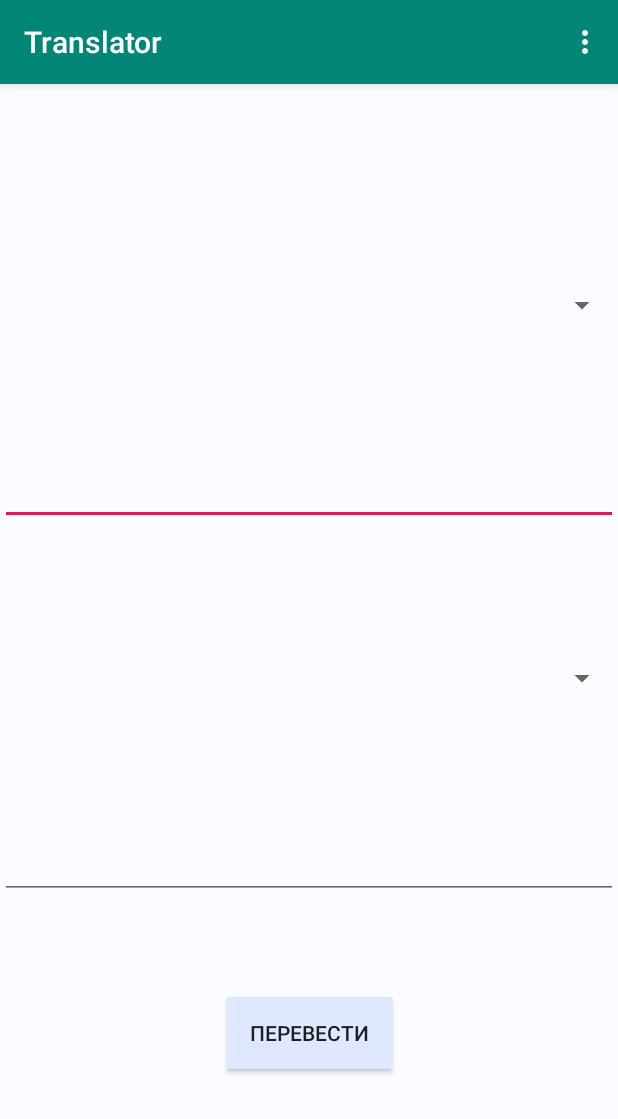
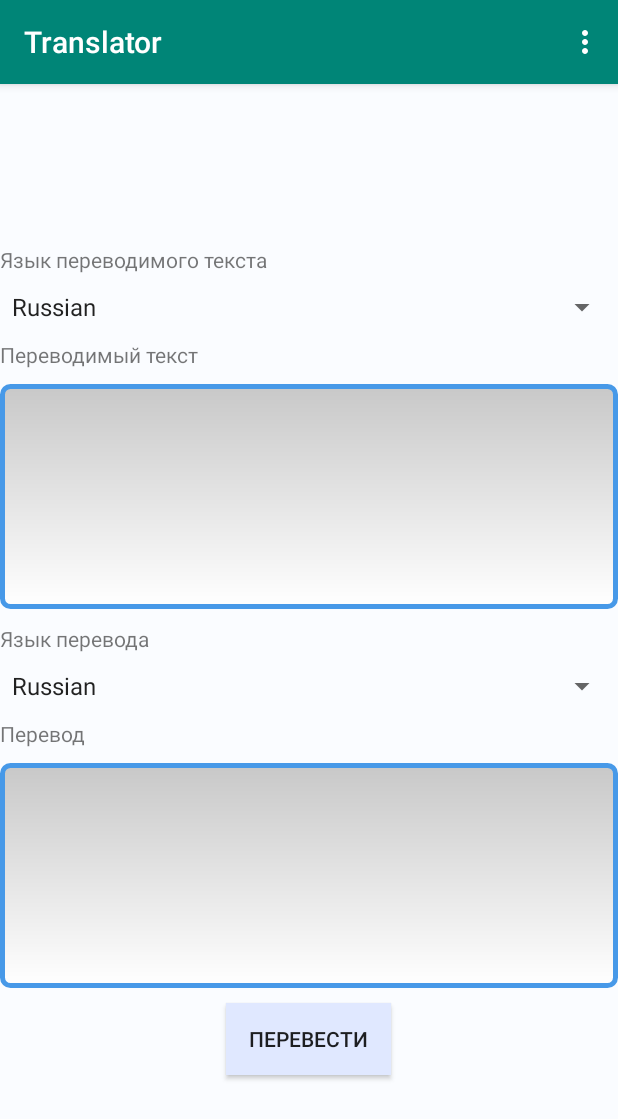
Before and after one commit to eldarian-1/android, an Android app: the screen it shows after launch (MainActivity), on a phone screen of 412 x 824 dp. Shown: the top 1119 px of the screen. Run offline under Robolectric (Android 15) with nearby library versions, the phone set to English and light mode, and no system bars; 1 statement that could not run was skipped.

Commit message:
Initial commit.

```diff
--- a/app/src/main/AndroidManifest.xml
+++ b/app/src/main/AndroidManifest.xml
@@ -1,5 +1,7 @@
 <?xml version="1.0" encoding="utf-8"?>
-<manifest xmlns:android="http://schemas.android.com/apk/res/android"
+
+<manifest
+    xmlns:android="http://schemas.android.com/apk/res/android"
     package="com.eldarian.translator">
 
     <application
@@ -9,14 +11,16 @@
         android:roundIcon="@mipmap/ic_launcher_round"
         android:supportsRtl="true"
         android:theme="@style/AppTheme">
-        <activity android:name=".StoryActivity"></activity>
+
         <activity android:name=".MainActivity">
             <intent-filter>
                 <action android:name="android.intent.action.MAIN" />
-
                 <category android:name="android.intent.category.LAUNCHER" />
             </intent-filter>
         </activity>
+
+        <activity android:name=".StoryActivity"></activity>
+
     </application>
 
 </manifest>
--- /dev/null
+++ b/app/src/main/java/com/eldarian/translator/LangAdapter.java
@@ -0,0 +1,10 @@
+package com.eldarian.translator;
+
+
+import android.widget.SpinnerAdapter;
+
+public class LangAdapter extends SpinnerAdapter {
+
+
+
+}
--- a/app/src/main/java/com/eldarian/translator/MainActivity.java
+++ b/app/src/main/java/com/eldarian/translator/MainActivity.java
@@ -7,9 +7,15 @@ import android.content.Intent;
 import android.os.Bundle;
 import android.view.Menu;
 import android.view.MenuItem;
+import android.view.View;
+import android.widget.AdapterView;
+import android.widget.ArrayAdapter;
 import android.widget.Button;
 import android.widget.EditText;
 import android.widget.Spinner;
+
+import org.json.JSONException;
+import org.json.JSONObject;
 
 public class MainActivity extends AppCompatActivity {
 
@@ -18,6 +24,8 @@ public class MainActivity extends AppCompatActivity {
     private EditText textOut;
     private EditText textIn;
     private Button buttonGo;
+
+    private String lang;
 
     @Override
     protected void onCreate(Bundle savedInstanceState) {
@@ -29,6 +37,31 @@ public class MainActivity extends AppCompatActivity {
         textOut = (EditText) findViewById(R.id.text_out);
         textIn = (EditText) findViewById(R.id.text_in);
         buttonGo = (Button)findViewById(R.id.button_go);
+
+        ArrayAdapter<CharSequence> adapter = ArrayAdapter.createFromResource(this, R.array.lang_array, android.R.layout.simple_spinner_item);
+        adapter.setDropDownViewResource(android.R.layout.simple_spinner_dropdown_item);
+        langOut.setAdapter(adapter);
+        langIn.setAdapter(adapter);
+
+        langIn.setOnItemClickListener(new AdapterView.OnItemClickListener() {
+            @Override
+            public void onItemClick(AdapterView<?> parent, View view, int position, long id) {
+                lang = parent.getItemAtPosition(position).toString();
+            }
+        });
+
+
+        JSONObject translateText = new JSONObject();
+        try {
+            translateText.put("text", textOut.getText().toString());
+            translateText.put("lang", lang);
+            translateText.put("format", "plain");
+            translateText.put("options", 0);
+        } catch (JSONException e) {
+            e.printStackTrace();
+        }
+
+
     }
 
     @Override
--- a/app/src/main/java/com/eldarian/translator/StoryActivity.java
+++ b/app/src/main/java/com/eldarian/translator/StoryActivity.java
@@ -27,8 +27,7 @@ public class StoryActivity extends AppCompatActivity {
 
         switch(item.getItemId()){
             case R.id.to_main:{
-                Intent intent = new Intent(StoryActivity.this, MainActivity.class);
-                startActivity(intent);
+                finish();
                 break;
             }
         }
--- /dev/null
+++ b/app/src/main/res/drawable/edit_text_style.xml
@@ -0,0 +1,13 @@
+<?xml version="1.0" encoding="utf-8"?>
+<shape xmlns:android="http://schemas.android.com/apk/res/android"
+    android:thickness="0dp"
+    android:shape="rectangle">
+    <stroke android:width="3dp"
+        android:color="#4799E8"/>
+    <corners android:radius="5dp" />
+    <gradient
+        android:startColor="#C8C8C8"
+        android:endColor="#FFFFFF"
+        android:type="linear"
+        android:angle="270"/>
+</shape>
--- a/app/src/main/res/layout/activity_main.xml
+++ b/app/src/main/res/layout/activity_main.xml
@@ -1,56 +1,74 @@
 <?xml version="1.0" encoding="utf-8"?>
 
-<androidx.constraintlayout.widget.ConstraintLayout
+<LinearLayout
     xmlns:android="http://schemas.android.com/apk/res/android"
-    xmlns:app="http://schemas.android.com/apk/res-auto"
     xmlns:tools="http://schemas.android.com/tools"
     android:layout_width="match_parent"
     android:layout_height="match_parent"
+    android:orientation="vertical"
+    android:gravity="center_vertical"
     android:background="#fafcff"
     android:textColor="#002838"
     tools:context=".MainActivity">
+
+    <TextView
+        android:layout_width="match_parent"
+        android:layout_height="wrap_content"
+        android:text="Язык переводимого текста"/>
 
     <Spinner
         android:id="@+id/lang_out"
         android:layout_width="match_parent"
         android:layout_height="wrap_content"
-        app:layout_constraintTop_toTopOf="parent"
-        app:layout_constraintBottom_toBottomOf="@id/text_out"/>
+        android:layout_marginTop="10dp"/>
+
+    <TextView
+        android:layout_width="match_parent"
+        android:layout_height="wrap_content"
+        android:text="Переводимый текст"
+        android:layout_marginTop="10dp"/>
 
     <EditText
         android:id="@+id/text_out"
         android:layout_width="match_parent"
+        android:layout_height="150dp"
+        android:inputType="textLongMessage"
+        android:background="@drawable/edit_text_style"
+        android:layout_marginTop="10dp"/>
+
+    <TextView
+        android:layout_width="match_parent"
         android:layout_height="wrap_content"
-        android:inputType="textLongMessage"
-        app:layout_constraintTop_toTopOf="@id/lang_out"
-        app:layout_constraintBottom_toBottomOf="@id/lang_in"/>
+        android:text="Язык перевода"
+        android:layout_marginTop="10dp"/>
 
     <Spinner
         android:id="@+id/lang_in"
         android:layout_width="match_parent"
         android:layout_height="wrap_content"
-        app:layout_constraintTop_toTopOf="@id/text_out"
-        app:layout_constraintBottom_toBottomOf="@id/text_in"/>
+        android:layout_marginTop="10dp"/>
+
+    <TextView
+        android:layout_width="match_parent"
+        android:layout_height="wrap_content"
+        android:text="Перевод"
+        android:layout_marginTop="10dp"/>
 
     <EditText
         android:id="@+id/text_in"
         android:layout_width="match_parent"
-        android:layout_height="wrap_content"
-        app:layout_constraintTop_toTopOf="@id/lang_in"
-        app:layout_constraintBottom_toBottomOf="@id/button_go"/>
+        android:layout_height="150dp"
+        android:background="@drawable/edit_text_style"
+        android:layout_marginTop="10dp"/>
 
     <Button
         android:id="@+id/button_go"
         android:layout_width="wrap_content"
         android:layout_height="wrap_content"
         android:text="Перевести"
-        app:layout_constraintTop_toTopOf="@id/text_in"
-        app:layout_constraintBottom_toBottomOf="parent"
-        app:layout_constraintLeft_toLeftOf="parent"
-        app:layout_constraintRight_toRightOf="parent"
         android:paddingHorizontal="15dp"
-        android:shadowDx="@android:integer/config_shortAnimTime"
-        android:shadowDy="@android:integer/config_shortAnimTime"
-        android:background="#e0e8ff"/>
+        android:background="#e0e8ff"
+        android:layout_gravity="center_horizontal"
+        android:layout_marginTop="10dp"/>
 
-</androidx.constraintlayout.widget.ConstraintLayout>
+</LinearLayout>
--- a/app/src/main/res/layout/item_stories.xml
+++ b/app/src/main/res/layout/item_stories.xml
@@ -3,7 +3,7 @@
     xmlns:android="http://schemas.android.com/apk/res/android"
     xmlns:app="http://schemas.android.com/apk/res-auto"
     android:layout_width="match_parent"
-    android:layout_height="match_parent"
+    android:layout_height="80dp"
     android:background="#fafcff"
     android:textColor="#002838">
 
@@ -19,12 +19,12 @@
 
     <TextView
         android:id="@+id/text_out"
-        android:layout_width="wrap_content"
+        android:layout_width="match_parent"
         android:layout_height="wrap_content"
-        android:text="Hello World! Hello World! Hello World! Hello World! Hello World!"
-        app:layout_constraintLeft_toLeftOf="parent"
+        android:text="Hello World! Hello World! Hello World! Hello World!"
         android:textColor="#002838"
-        app:layout_constraintTop_toBottomOf="@id/lang_out"/>
+        app:layout_constraintTop_toBottomOf="@id/lang_out"
+        android:paddingHorizontal="20dp"/>
 
     <TextView
         android:id="@+id/lang_in"
@@ -38,12 +38,12 @@
 
     <TextView
         android:id="@+id/text_in"
-        android:layout_width="wrap_content"
+        android:layout_width="match_parent"
         android:layout_height="wrap_content"
-        android:text="Привет мир! Привет мир! Привет мир! Привет мир! Привет мир!"
+        android:text="Привет мир! Привет мир! Привет мир! Привет мир!"
         android:textColor="#002838"
-        app:layout_constraintLeft_toLeftOf="parent"
-        app:layout_constraintTop_toBottomOf="@id/lang_in"/>
+        app:layout_constraintTop_toBottomOf="@id/lang_in"
+        android:paddingHorizontal="20dp"/>
 
 
 
--- a/app/src/main/res/values/strings.xml
+++ b/app/src/main/res/values/strings.xml
@@ -1,3 +1,11 @@
 <resources>
     <string name="app_name">Translator</string>
+
+    <string-array name="lang_array">
+        <item>Russian</item>
+        <item>English</item>
+        <item>Ukrainian</item>
+        <item>Spanish</item>
+    </string-array>
+
 </resources>
```
